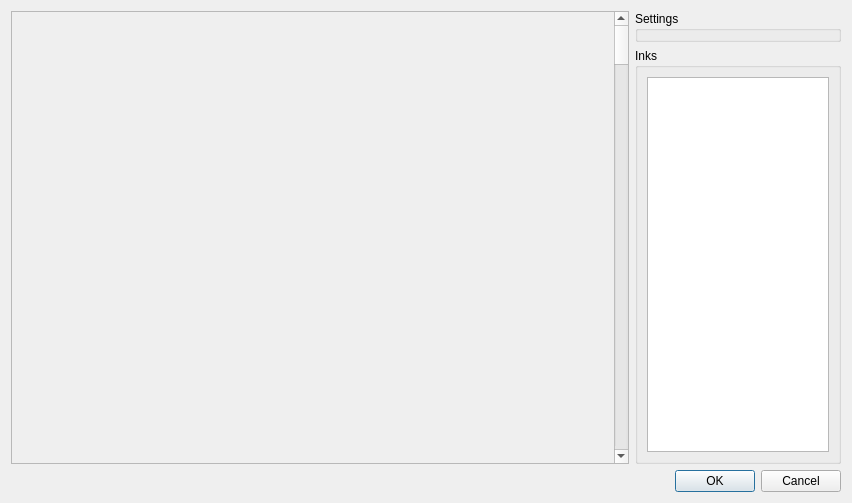
Above: Pdf4QtViewerPlugins/OutputPreviewPlugin/outputpreviewdialog.ui from JakubMelka/PDF4QT before the change. Below: the same form after it.
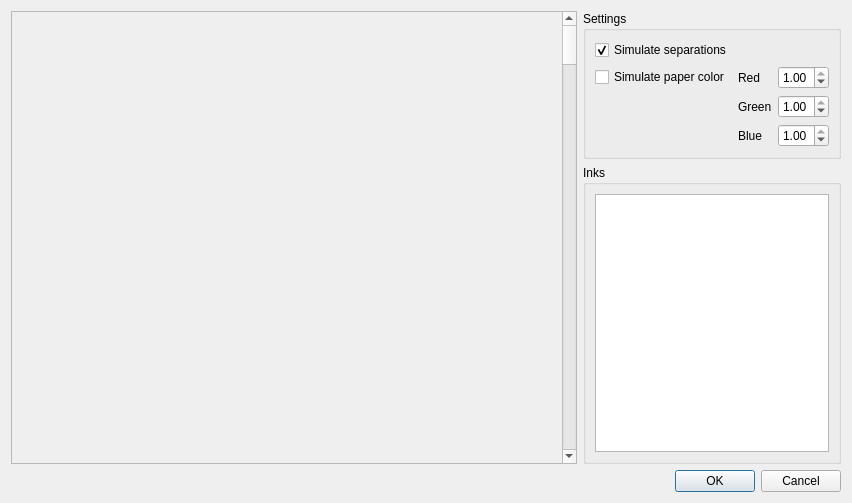
That is the form after the change.

Patch:
```diff
--- a/Pdf4QtViewerPlugins/OutputPreviewPlugin/outputpreviewdialog.ui
+++ b/Pdf4QtViewerPlugins/OutputPreviewPlugin/outputpreviewdialog.ui
@@ -64,6 +64,85 @@
          <property name="title">
           <string>Settings</string>
          </property>
+         <layout class="QGridLayout" name="gridLayout">
+          <item row="1" column="1">
+           <widget class="QLabel" name="redLabel">
+            <property name="text">
+             <string>Red</string>
+            </property>
+           </widget>
+          </item>
+          <item row="3" column="1">
+           <widget class="QLabel" name="blueLabel">
+            <property name="text">
+             <string>Blue</string>
+            </property>
+           </widget>
+          </item>
+          <item row="2" column="1">
+           <widget class="QLabel" name="greenLabel">
+            <property name="text">
+             <string>Green</string>
+            </property>
+           </widget>
+          </item>
+          <item row="0" column="0">
+           <widget class="QCheckBox" name="simulateSeparationsCheckBox">
+            <property name="text">
+             <string>Simulate separations</string>
+            </property>
+            <property name="checked">
+             <bool>true</bool>
+            </property>
+           </widget>
+          </item>
+          <item row="1" column="0">
+           <widget class="QCheckBox" name="simulatePaperColorCheckBox">
+            <property name="text">
+             <string>Simulate paper color</string>
+            </property>
+           </widget>
+          </item>
+          <item row="1" column="2">
+           <widget class="QDoubleSpinBox" name="redPaperColorEdit">
+            <property name="maximum">
+             <double>1.000000000000000</double>
+            </property>
+            <property name="singleStep">
+             <double>0.100000000000000</double>
+            </property>
+            <property name="value">
+             <double>1.000000000000000</double>
+            </property>
+           </widget>
+          </item>
+          <item row="2" column="2">
+           <widget class="QDoubleSpinBox" name="greenPaperColorEdit">
+            <property name="maximum">
+             <double>1.000000000000000</double>
+            </property>
+            <property name="singleStep">
+             <double>0.100000000000000</double>
+            </property>
+            <property name="value">
+             <double>1.000000000000000</double>
+            </property>
+           </widget>
+          </item>
+          <item row="3" column="2">
+           <widget class="QDoubleSpinBox" name="bluePaperColorEdit">
+            <property name="maximum">
+             <double>1.000000000000000</double>
+            </property>
+            <property name="singleStep">
+             <double>0.100000000000000</double>
+            </property>
+            <property name="value">
+             <double>1.000000000000000</double>
+            </property>
+           </widget>
+          </item>
+         </layout>
         </widget>
        </item>
        <item>
@@ -73,7 +152,16 @@
          </property>
          <layout class="QVBoxLayout" name="verticalLayout_3">
           <item>
-           <widget class="QTreeView" name="treeView"/>
+           <widget class="QTreeWidget" name="inksTreeWidget">
+            <attribute name="headerVisible">
+             <bool>false</bool>
+            </attribute>
+            <column>
+             <property name="text">
+              <string notr="true">1</string>
+             </property>
+            </column>
+           </widget>
           </item>
          </layout>
         </widget>
```
